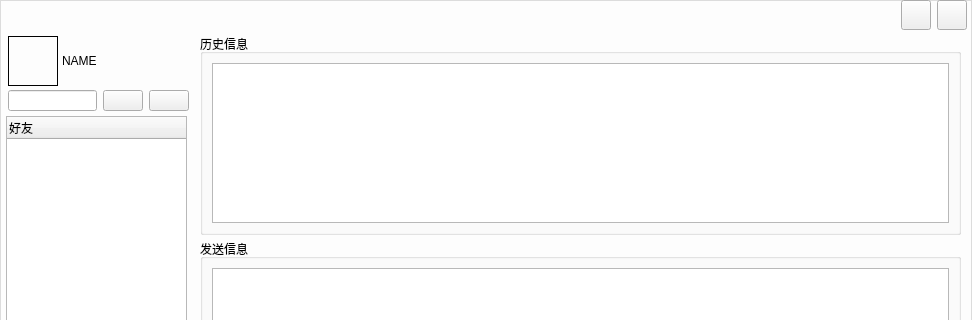
First picture: the form in chat_widget.ui, repository HarvdISHERE/IMClient, before the edit; both pictures show x 0 to 972 and y 0 to 320 of the 972 by 483 pixel window.
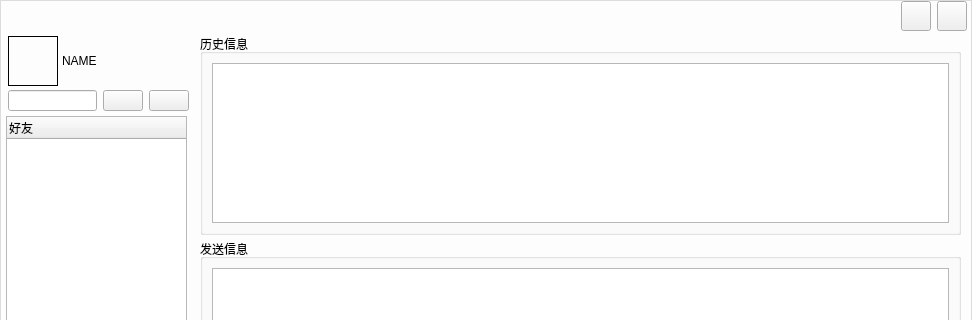
Second picture: the form after the edit. Icons and pictures are not drawn.

The edit to the form file:
```diff
--- a/chat_widget.ui
+++ b/chat_widget.ui
@@ -118,7 +118,7 @@
     <rect>
      <x>62</x>
      <y>36</y>
-     <width>50</width>
+     <width>100</width>
      <height>50</height>
     </rect>
    </property>
@@ -245,7 +245,7 @@
      <x>6</x>
      <y>0</y>
      <width>961</width>
-     <height>31</height>
+     <height>32</height>
     </rect>
    </property>
    <layout class="QHBoxLayout" name="horizontalLayout_4">
```
